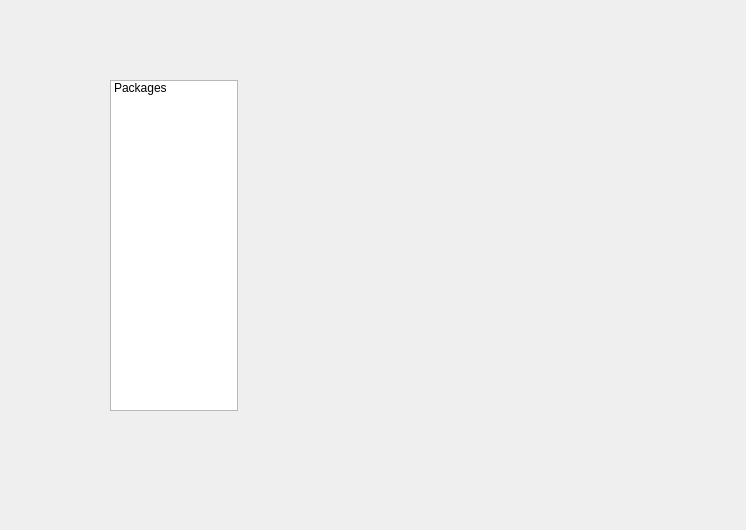
This is src/ConfigDialog.ui in silkedit/silkedit as Qt 5 draws it before an edit. The edited form follows.
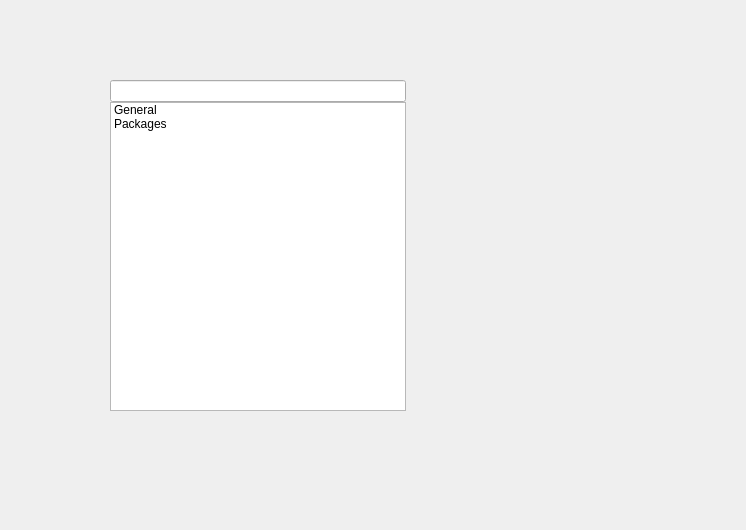
This is the edited form. Custom widgets are drawn as their Qt base class.

Patch:
```diff
--- a/src/ConfigDialog.ui
+++ b/src/ConfigDialog.ui
@@ -27,16 +27,20 @@
      <number>0</number>
     </property>
     <item>
+     <layout class="QVBoxLayout" name="verticalLayout">
+      <item>
+       <widget class="QLineEdit" name="lineEdit"/>
+      </item>
+      <item>
      <widget class="QListWidget" name="listWidget">
-      <property name="maximumSize">
-       <size>
-        <width>128</width>
-        <height>16777215</height>
-       </size>
-      </property>
       <property name="spacing">
        <number>0</number>
       </property>
+        <item>
+         <property name="text">
+          <string>General</string>
+         </property>
+        </item>
       <item>
        <property name="text">
         <string>Packages</string>
@@ -44,6 +48,8 @@
       </item>
      </widget>
     </item>
+     </layout>
+    </item>
     <item>
      <widget class="QStackedWidget" name="stackedWidget">
       <widget class="PackagesTabView" name="packagesView"/>
@@ -59,6 +65,12 @@
    <header>PackagesTabView.h</header>
    <container>1</container>
   </customwidget>
+  <customwidget>
+   <class>GeneralSettingsView</class>
+   <extends>QWidget</extends>
+   <header>GeneralSettingsView.h</header>
+   <container>1</container>
+  </customwidget>
  </customwidgets>
  <resources/>
  <connections/>
```
Left out of the diff: 1 changed line with no effect on the pictures. Lines whose indentation alone changed are shown as unchanged.
